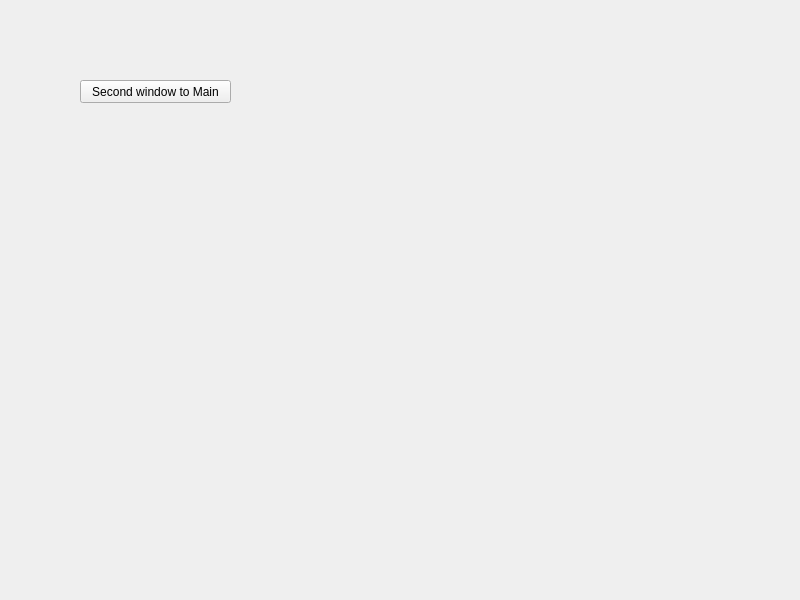
First picture: the form in MainWindow.ui, repository chanyoo-93/object-detector-test, before the edit.
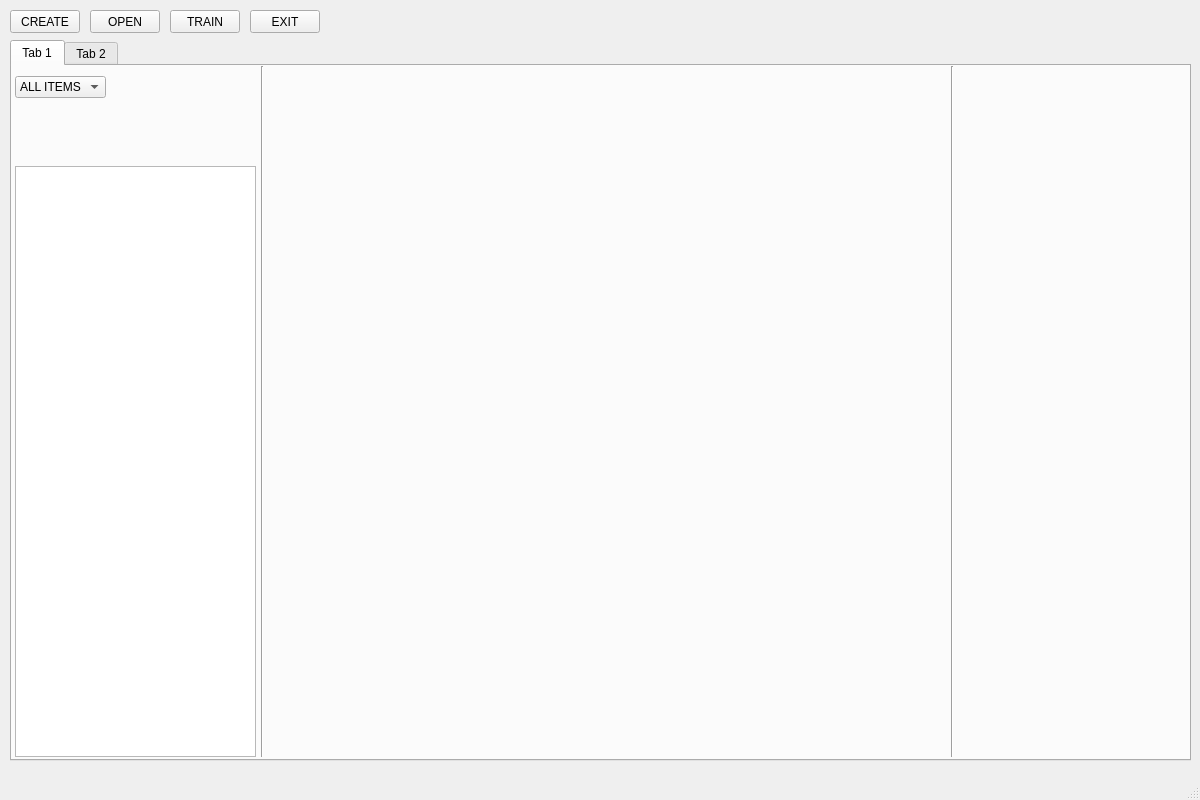
Second picture: the form after the edit.

Commit message: 프로그램 메인화면 수정

```diff
--- a/MainWindow.ui
+++ b/MainWindow.ui
@@ -1,31 +1,172 @@
 <?xml version="1.0" encoding="UTF-8"?>
 <ui version="4.0">
- <class>Form</class>
- <widget class="QWidget" name="Form">
+ <class>MainWindow</class>
+ <widget class="QMainWindow" name="MainWindow">
   <property name="geometry">
    <rect>
     <x>0</x>
     <y>0</y>
-    <width>800</width>
-    <height>600</height>
+    <width>1200</width>
+    <height>800</height>
    </rect>
   </property>
   <property name="windowTitle">
    <string>Form</string>
   </property>
-  <widget class="QPushButton" name="pushButton">
+  <widget class="QWidget" name="centralwidget">
+   <widget class="QPushButton" name="btn_openProject">
+    <property name="geometry">
+     <rect>
+      <x>90</x>
+      <y>10</y>
+      <width>70</width>
+      <height>23</height>
+     </rect>
+    </property>
+    <property name="text">
+     <string>OPEN</string>
+    </property>
+   </widget>
+   <widget class="QPushButton" name="btn_createProject">
+    <property name="geometry">
+     <rect>
+      <x>10</x>
+      <y>10</y>
+      <width>70</width>
+      <height>23</height>
+     </rect>
+    </property>
+    <property name="text">
+     <string>CREATE</string>
+    </property>
+   </widget>
+   <widget class="QPushButton" name="btn_exitProgram">
+    <property name="geometry">
+     <rect>
+      <x>250</x>
+      <y>10</y>
+      <width>70</width>
+      <height>23</height>
+     </rect>
+    </property>
+    <property name="text">
+     <string>EXIT</string>
+    </property>
+   </widget>
+   <widget class="QTabWidget" name="tabWidget">
+    <property name="geometry">
+     <rect>
+      <x>10</x>
+      <y>40</y>
+      <width>1181</width>
+      <height>721</height>
+     </rect>
+    </property>
+    <property name="currentIndex">
+     <number>0</number>
+    </property>
+    <widget class="QWidget" name="tab">
+     <attribute name="title">
+      <string>Tab 1</string>
+     </attribute>
+     <widget class="Line" name="line">
+      <property name="geometry">
+       <rect>
+        <x>240</x>
+        <y>0</y>
+        <width>20</width>
+        <height>691</height>
+       </rect>
+      </property>
+      <property name="orientation">
+       <enum>Qt::Vertical</enum>
+      </property>
+     </widget>
+     <widget class="Line" name="line_2">
+      <property name="geometry">
+       <rect>
+        <x>930</x>
+        <y>0</y>
+        <width>20</width>
+        <height>691</height>
+       </rect>
+      </property>
+      <property name="orientation">
+       <enum>Qt::Vertical</enum>
+      </property>
+     </widget>
+     <widget class="QListWidget" name="listWidget">
+      <property name="geometry">
+       <rect>
+        <x>3</x>
+        <y>100</y>
+        <width>241</width>
+        <height>591</height>
+       </rect>
+      </property>
+     </widget>
+     <widget class="QComboBox" name="dataList">
+      <property name="geometry">
+       <rect>
+        <x>3</x>
+        <y>10</y>
+        <width>91</width>
+        <height>22</height>
+       </rect>
+      </property>
+      <item>
+       <property name="text">
+        <string>ALL ITEMS</string>
+       </property>
+      </item>
+      <item>
+       <property name="text">
+        <string>TRAIN</string>
+       </property>
+      </item>
+      <item>
+       <property name="text">
+        <string>VALID</string>
+       </property>
+      </item>
+      <item>
+       <property name="text">
+        <string>TEST</string>
+       </property>
+      </item>
+     </widget>
+    </widget>
+    <widget class="QWidget" name="tab_2">
+     <attribute name="title">
+      <string>Tab 2</string>
+     </attribute>
+    </widget>
+   </widget>
+   <widget class="QPushButton" name="btn_startTrain">
+    <property name="geometry">
+     <rect>
+      <x>170</x>
+      <y>10</y>
+      <width>70</width>
+      <height>23</height>
+     </rect>
+    </property>
+    <property name="text">
+     <string>TRAIN</string>
+    </property>
+   </widget>
+  </widget>
+  <widget class="QMenuBar" name="menubar">
    <property name="geometry">
     <rect>
-     <x>80</x>
-     <y>80</y>
-     <width>151</width>
-     <height>23</height>
+     <x>0</x>
+     <y>0</y>
+     <width>1200</width>
+     <height>21</height>
     </rect>
    </property>
-   <property name="text">
-    <string>Second window to Main</string>
-   </property>
   </widget>
+  <widget class="QStatusBar" name="statusbar"/>
  </widget>
  <resources/>
  <connections>
```
Left out of the diff: 73 changed lines with no effect on the pictures.
